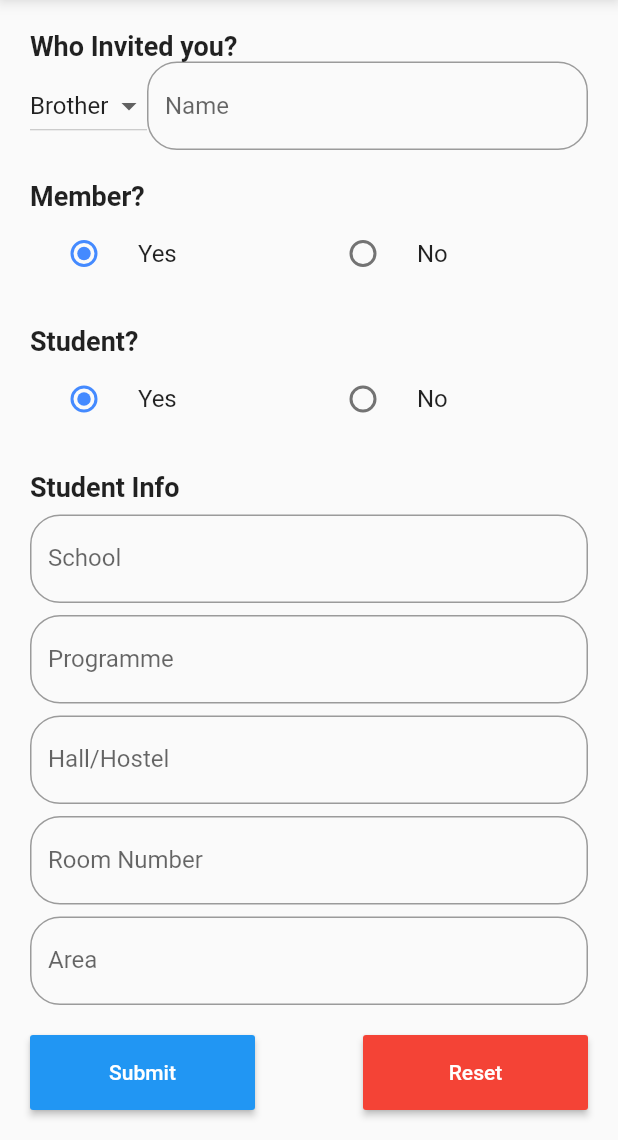
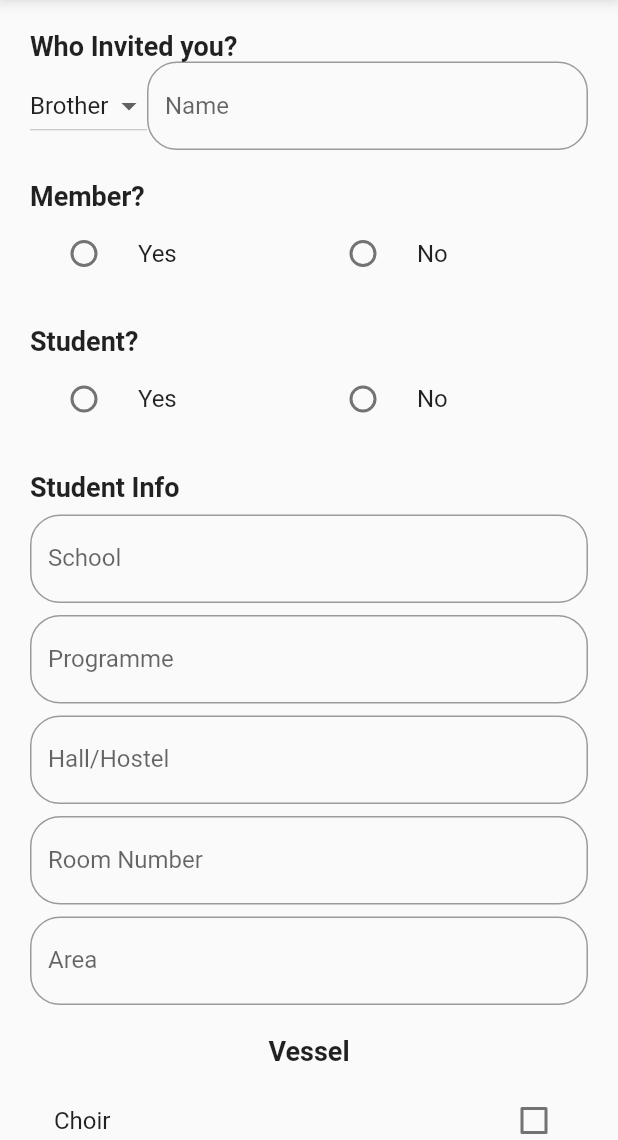
Before and after one commit to clemkofi/directory_uploader, a Flutter app: the screen it shows after launch, scrolled down 542 dp, on a phone screen of 412 x 824 dp, the part 96-1236 px from its top. Run offline on Flutter 3.47's test engine with Material 2 defaults, Android fonts, the phone set to English and light mode, and no system bars; our stand-ins replace dio.

Commit message:
Post data complete

```diff
--- a/lib/main.dart
+++ b/lib/main.dart
@@ -41,6 +41,12 @@ class _MyHomePageState extends State<MyHomePage> {
     super.dispose();
   }
 
+  // key form the form to help validation
+  final formKey = new GlobalKey<FormState>();
+
+  // loading bool to show the progress loading animation
+  bool _isLoading = false;
+
   // variables for form values
   String _name;
   String _tel_number;
@@ -71,8 +77,7 @@ class _MyHomePageState extends State<MyHomePage> {
 
   int year = DateTime.now().year + 1;
 
-  // key form the form to help validation
-  final formKey = new GlobalKey<FormState>();
+
 
   //varible to keep the position of the inviter
   String _inviter_position = "Brother";
@@ -113,11 +118,22 @@ class _MyHomePageState extends State<MyHomePage> {
     setState(() => _member = value);
   }
 
+  // map for the vessels
+  Map<String, bool> _vessel = {
+    'Choir': false,
+    'Ushering': false,
+    'Technical': false,
+    'MPV': false,
+    'Library': false,
+    'Venue Decorators': false
+  };
+
+
   // function to set the student status of first timer
   void _setStudentStatus(String value){
-    if (value == "Yes"){
+    if (value == "1"){
       _studentRadioChanged(true, "student");
-    } else if (value == "No") {
+    } else if (value == "0") {
       _studentRadioChanged(true, "non_student");
     }
     setState(() => _student = value);
@@ -144,9 +160,10 @@ class _MyHomePageState extends State<MyHomePage> {
     final formState = formKey.currentState;
 
     if(formState.validate()){
+      setState(() => _isLoading = true);
       formState.save();
 
-      // _performLogin();
+      _performPost();
     }
   }
 
@@ -154,6 +171,79 @@ class _MyHomePageState extends State<MyHomePage> {
     final formState = formKey.currentState;
 
     formState.reset();
+  }
+
+  void _performPost(){
+    Dio dio = new Dio();
+
+    var body = {
+      "name" : _name,
+      "tel_number" : _tel_number,
+      "email" : _email,
+      "dob" : _valueDOB,
+      "attendance_date" : _valueDOA,
+      "occupation" : _occupation,
+      "work_place" : _place_of_work,
+      "inviter" : _inviter_name,
+      "member" : _member,
+      "student" : _student,
+      "school" : _school,
+      "programme" : _programme,
+      "hall_hostel" : _hall_hostel,
+      "room_no" : _room_number,
+      "area" : _area,
+      "residence" : _residence,
+      "house_no" : _house_num,
+      "landmark" : _landmark,
+      "choir" : _vessel['choir'].toString(),
+      "ushering" : _vessel['ushering'].toString(),
+      "technical" : _vessel['technical'].toString(),
+      "mpv" : _vessel['mpv'].toString(),
+      "library" : _vessel['library'].toString(),
+      "venue_decorators" : _vessel['venue_decorators'].toString()
+    };
+
+    FormData formData = new FormData.from(body);
+
+    dio.post(
+      "https://ccndirectory.herokuapp.com/first_timers/",
+      data: formData,
+      options: Options(
+        method: 'POST',
+        responseType: ResponseType.JSON
+      )
+      )
+      .then((response) {
+        print(response.data);
+        // print(responseMap);
+        _showDialog(response.data);
+        setState(() => _isLoading = false);
+        })
+      .catchError((error) => print(error));
+  }
+
+  // function to show the response of the post in an alert dialog
+  void _showDialog(var data) {
+    // flutter defined function
+    showDialog(
+      context: context,
+      builder: (BuildContext context) {
+        // return object of type Dialog
+        return AlertDialog(
+          title: new Text("Status"),
+          content: new Text(data['message'].toString()),
+          actions: <Widget>[
+            // usually buttons at the bottom of the dialog
+            new FlatButton(
+              child: new Text("OK"),
+              onPressed: () {
+                Navigator.of(context).pop();
+              },
+            ),
+          ],
+        );
+      },
+    );
   }
 
   @override
@@ -353,7 +443,7 @@ class _MyHomePageState extends State<MyHomePage> {
                                         )
                                       ),
                                     validator: (val) => val.trim().length < 3 ? 'Invalid Name' : null,
-                                    onSaved: (val) => _inviter_name = val.trim(),
+                                    onSaved: (val) => _inviter_name = _inviter_position + " " + val.trim(),
                                   ),
                             )
                           ],
@@ -379,7 +469,7 @@ class _MyHomePageState extends State<MyHomePage> {
                           children: <Widget>[
                             new Flexible(
                               child: new RadioListTile(
-                                value: "Yes",
+                                value: "1",
                                 title: new Text("Yes"),
                                 groupValue: _member,
                                 onChanged: (String value){
@@ -390,7 +480,7 @@ class _MyHomePageState extends State<MyHomePage> {
 
                             new Flexible(
                               child: new RadioListTile(
-                                value: "No",
+                                value: "0",
                                 title: new Text("No"),
                                 groupValue: _member,
                                 onChanged: (String value){
@@ -422,7 +512,7 @@ class _MyHomePageState extends State<MyHomePage> {
                           children: <Widget>[
                             new Flexible(
                               child: new RadioListTile(
-                                value: "Yes",
+                                value: "1",
                                 title: new Text("Yes"),
                                 groupValue: _student,
                                 onChanged: (String value){
@@ -433,7 +523,7 @@ class _MyHomePageState extends State<MyHomePage> {
 
                             new Flexible(
                               child: new RadioListTile(
-                                value: "No",
+                                value: "0",
                                 title: new Text("No"),
                                 groupValue: _student,
                                 onChanged: (String value){
@@ -603,7 +693,34 @@ class _MyHomePageState extends State<MyHomePage> {
 
                     new Padding(padding: const EdgeInsets.only(top: 20.0)),
 
-                    new Row(
+                    new Text(
+                      "Vessel",
+                      style: new TextStyle(
+                        fontWeight: FontWeight.bold,
+                        fontSize: 18.0
+                        ),
+                    ),
+
+                    new Padding(padding: const EdgeInsets.only(top: 8.0)),
+
+                    new Column(
+                      crossAxisAlignment: CrossAxisAlignment.start,
+                      children: _vessel.keys.map((String key) {
+                        return new CheckboxListTile(
+                          title: new Text(key),
+                          value: _vessel[key],
+                          onChanged: (bool value) {
+                            setState(() {
+                              _vessel[key] = value;
+                            });
+                          },
+                        );
+                      }).toList(),
+                    ),
+
+                    new Padding(padding: const EdgeInsets.only(top: 20.0)),
+
+                    _isLoading ? new CircularProgressIndicator() : new Row(
                       mainAxisAlignment: MainAxisAlignment.spaceBetween,
                       children: <Widget>[
 
```
